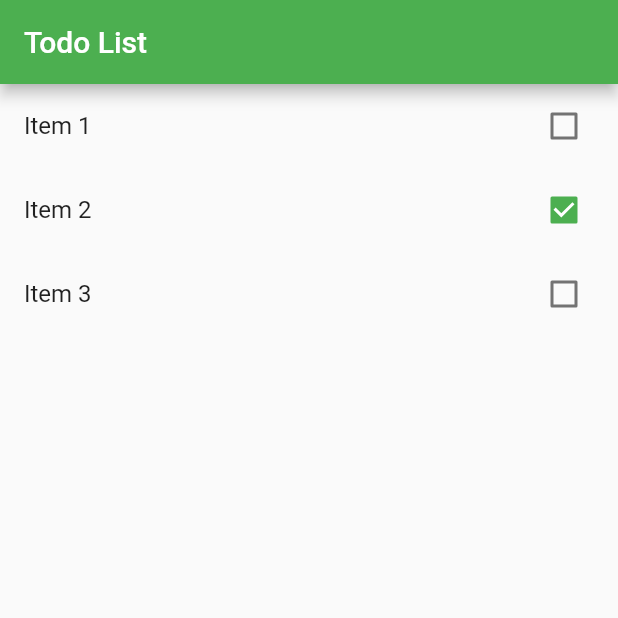
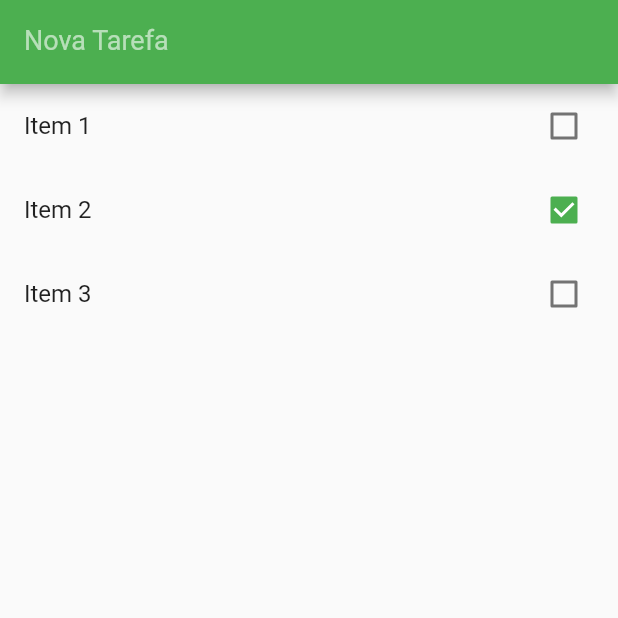
Before and after one commit to p4ul0plr/ToDoList-Flutter, a Flutter app: the screen it shows after launch, on a phone screen of 412 x 824 dp, the top half of it. Run offline on Flutter 3.47's test engine with Material 2 defaults, Android fonts, the phone set to English and light mode, and no system bars.

Commit message:
Titulo com um TextFormField

```diff
--- a/lib/main.dart
+++ b/lib/main.dart
@@ -32,11 +32,24 @@ class HomePage extends StatefulWidget {
 }
 
 class _HomePageState extends State<HomePage> {
+  var newTaskCtrl = TextEditingController();
+
   @override
   Widget build(BuildContext context) {
     return Scaffold(
       appBar: AppBar(
-        title: Text("Todo List"),
+        title: TextFormField(
+          controller: newTaskCtrl,
+          keyboardType: TextInputType.text,
+          style: TextStyle(
+            color: Colors.white,
+            fontSize: 18,
+          ),
+          decoration: InputDecoration(
+            labelText: "Nova Tarefa",
+            labelStyle: TextStyle(color: Colors.white60),
+          ),
+        ),
       ),
       body: ListView.builder(
         itemCount: widget.items.length,
```
